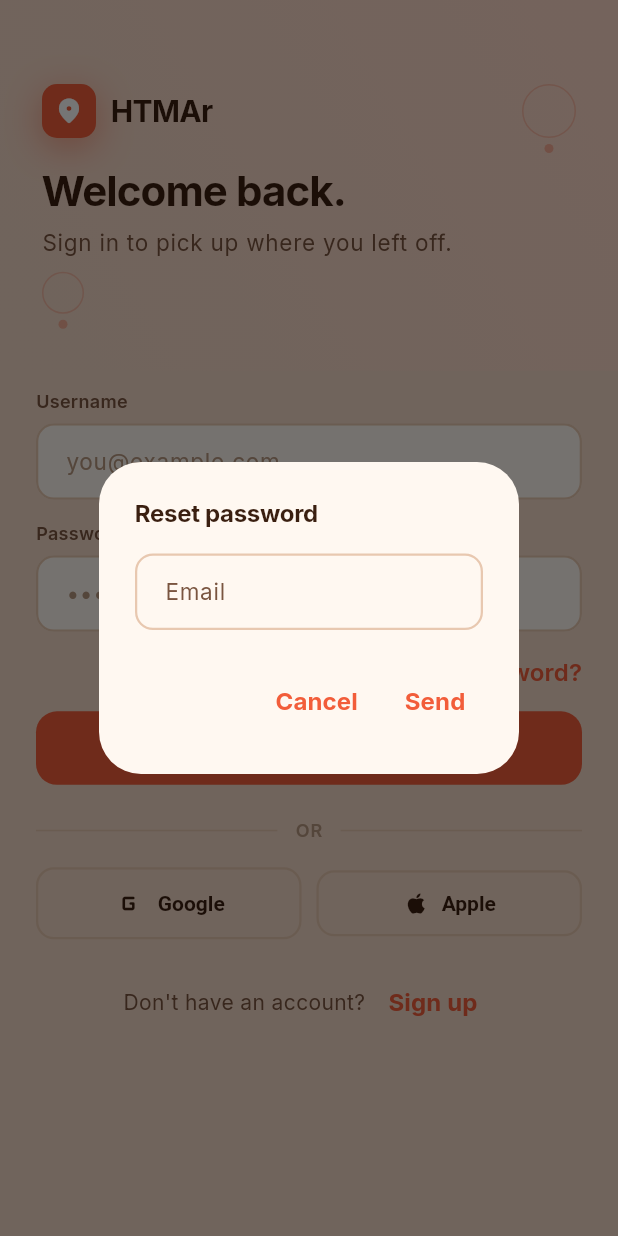
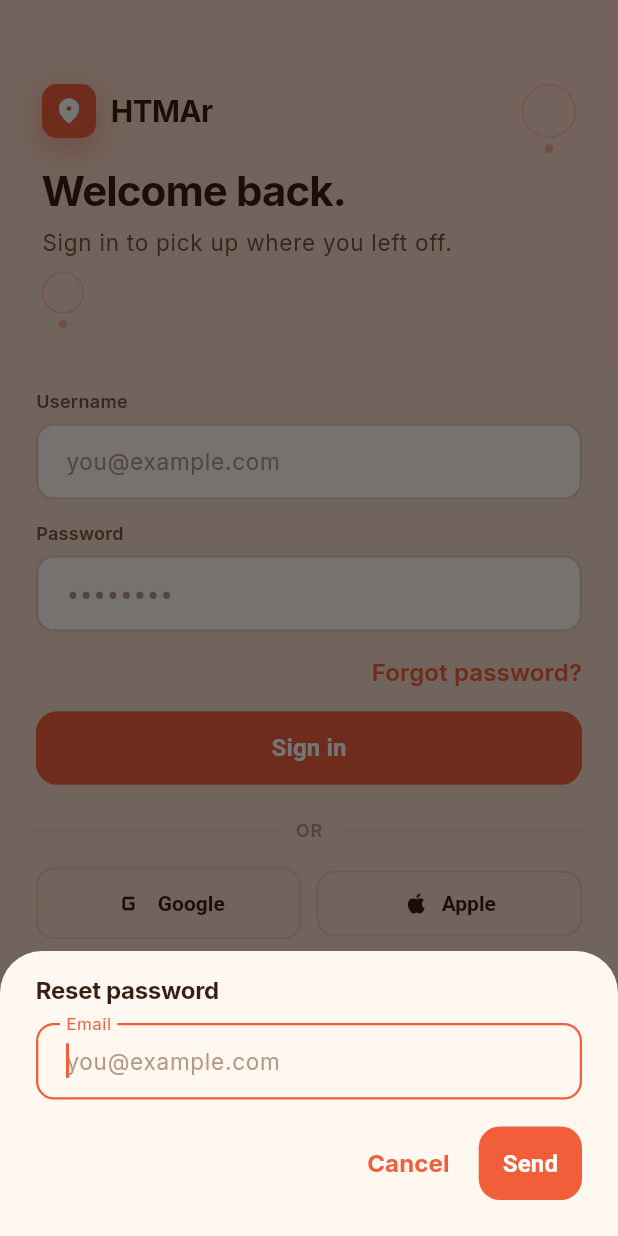
Before and after one commit to wyldebill/htmaduex, a Flutter app: the screen it shows after launch, after a tap on "Forgot password?", on a phone screen of 412 x 824 dp. Run offline on Flutter 3.47's test engine with Material 3 defaults, Android fonts, the phone set to English and light mode, and no system bars; our stand-ins replace cloud_firestore, firebase_auth, firebase_core, go_router, google_fonts, google_maps_flutter; accounts and stored records are empty.

Commit message:
UI: use bottom sheet for password reset
Co-authored-by: Copilot <223556219+Copilot@users.noreply.github.com>

```diff
--- a/lib/screens/login_screen.dart
+++ b/lib/screens/login_screen.dart
@@ -118,14 +118,29 @@ class _LoginScreenState extends State<LoginScreen> {
       return null;
     }
 
-    await showDialog<void>(
+    await showModalBottomSheet<void>(
       context: context,
+      isScrollControlled: true,
       builder: (BuildContext ctx) {
-        return AlertDialog(
-          title: const Text('Reset password'),
-          content: Form(
+        return Padding(
+          padding: EdgeInsets.only(
+            bottom: MediaQuery.of(ctx).viewInsets.bottom,
+          ),
+          child: SingleChildScrollView(
+            child: Padding(
+              padding: const EdgeInsets.fromLTRB(24, 16, 24, 24),
+              child: Form(
                 key: formKey,
-            child: TextFormField(
+                child: Column(
+                  mainAxisSize: MainAxisSize.min,
+                  crossAxisAlignment: CrossAxisAlignment.start,
+                  children: <Widget>[
+                    Text(
+                      'Reset password',
+                      style: Theme.of(ctx).textTheme.titleLarge,
+                    ),
+                    const SizedBox(height: 12),
+                    TextFormField(
                       controller: emailController,
                       decoration: const InputDecoration(
                         labelText: 'Email',
@@ -134,33 +149,51 @@ class _LoginScreenState extends State<LoginScreen> {
                       validator: validateEmail,
                       keyboardType: TextInputType.emailAddress,
                       autofillHints: const [AutofillHints.email],
+                      autofocus: true,
                     ),
-          ),
-          actions: <Widget>[
+                    const SizedBox(height: 18),
+                    Row(
+                      mainAxisAlignment: MainAxisAlignment.end,
+                      children: <Widget>[
                         TextButton(
                           onPressed: () => Navigator.of(ctx).pop(),
                           child: const Text('Cancel'),
                         ),
-            TextButton(
+                        const SizedBox(width: 8),
+                        ElevatedButton(
                           onPressed: () async {
-                if (formKey.currentState?.validate() != true) return;
+                            if (formKey.currentState?.validate() != true) {
+                              return;
+                            }
                             final String email = emailController.text.trim();
                             Navigator.of(ctx).pop();
                             try {
                               await _authService.sendPasswordResetEmail(email);
                               if (!mounted) return;
-                  _showMessage('Password reset email sent. Check your inbox.');
+                              _showMessage(
+                                'Password reset email sent. Check your inbox.',
+                              );
                             } on FirebaseAuthException catch (e) {
                               if (!mounted) return;
-                  _showMessage(e.message ?? 'Failed to send reset email.');
-                } catch (e) {
-                  if (!mounted) return;
+                              _showMessage(
+                                e.message ?? 'Failed to send reset email.',
+                              );
+                            } catch (_) {
+                              if (!mounted) {
+                                return;
+                              }
                               _showMessage('Failed to send reset email.');
                             }
                           },
                           child: const Text('Send'),
                         ),
                       ],
+                    ),
+                  ],
+                ),
+              ),
+            ),
+          ),
         );
       },
     );
```
Lines whose indentation alone changed are shown as unchanged.
